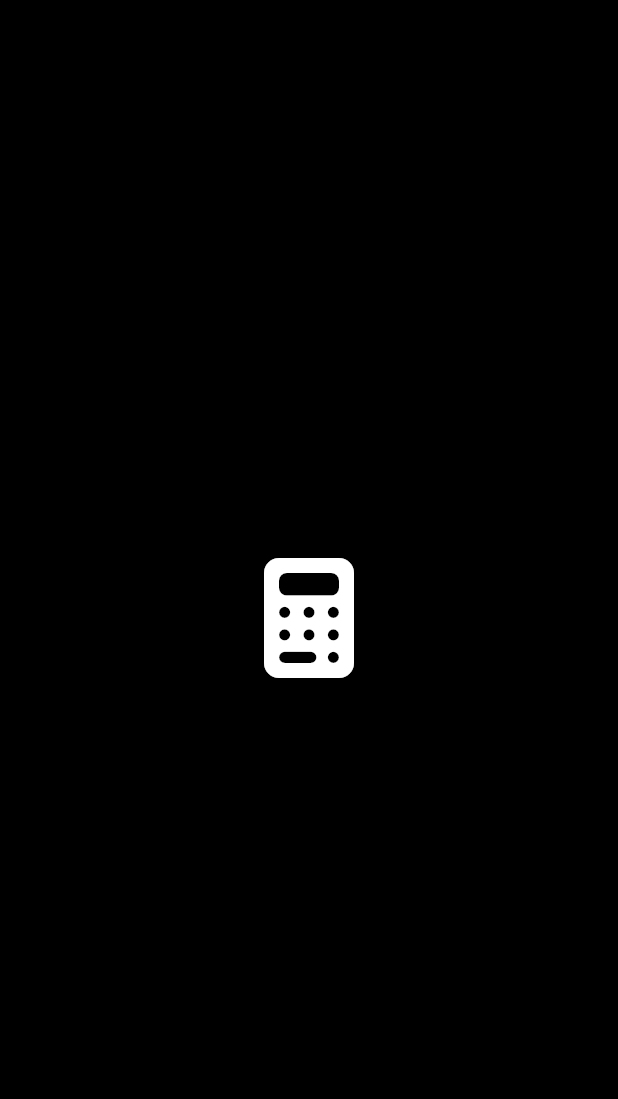
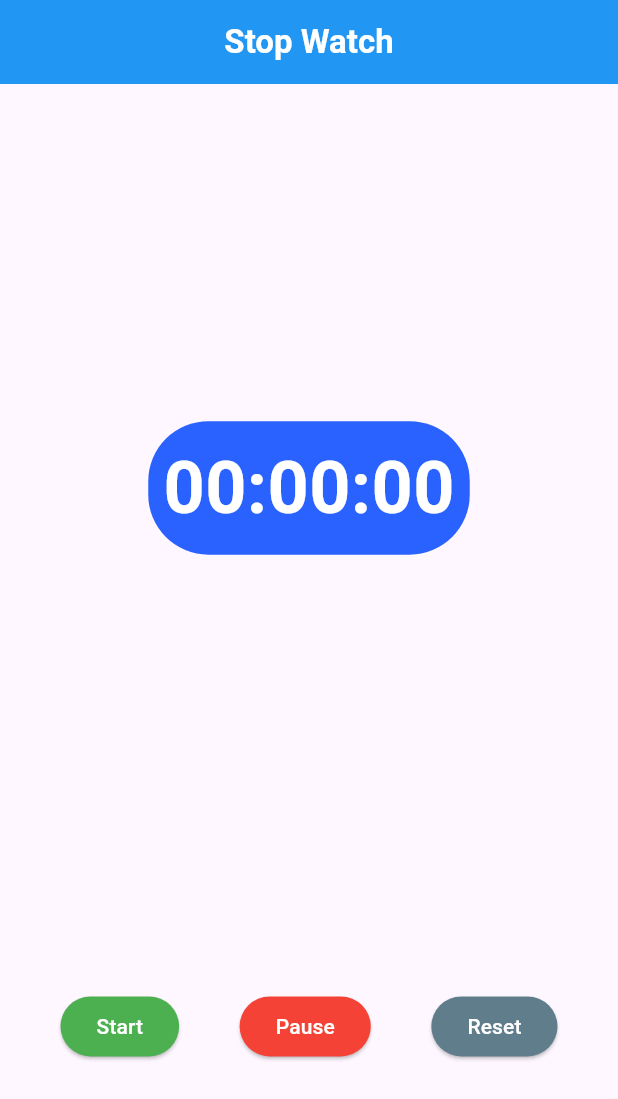
Before and after one commit to ikramullahkhan19/flutter-practice, a Flutter app: the first screen one second after launch, on a phone screen of 412 x 824 dp. Shown: the top 1099 px of the screen. Run offline on Flutter 3.47's test engine with Material 3 defaults, Android fonts, the phone set to English and light mode, and no system bars; our stand-ins replace font_awesome_flutter, math_expressions, weather_icons.

Commit message:
Added StopWatchAPP and StopWatchAppProvider + updated related files

```diff
--- a/lib/main.dart
+++ b/lib/main.dart
@@ -17,6 +17,8 @@ import 'package:flutterpractice/imageViewerFullScreen/imageViewerFullScreenwithp
 import 'package:flutterpractice/movieApp/withProvider/movie_list_screen_p.dart';
 import 'package:flutterpractice/movieApp/withProvider/movie_provider.dart';
 import 'package:flutterpractice/provider/todo_list_provider.dart';
+import 'package:flutterpractice/stopWatchAPP/screens/stop_watch_screen.dart';
+import 'package:flutterpractice/stopWatchAppProvider/utils/stopwatch_provider.dart';
 import 'package:flutterpractice/weatherApp2/screen/w_screen.dart';
 import 'package:flutterpractice/weatherApp2/screen/weather_splash_screen.dart';
 import 'package:flutterpractice/whatApp/chat_list_screen.dart';
@@ -30,6 +32,8 @@ void main() {
       ChangeNotifierProvider(create: (_)=>TodoListProvider()),
       ChangeNotifierProvider(create: (_)=>MovieProvider()),
       ChangeNotifierProvider(create: (_)=>GalleryProvider()),
+      ChangeNotifierProvider(create: (_)=>StopWatchProvider()),
+
 
 
 
@@ -57,7 +61,7 @@ class MyApp extends StatelessWidget {
           colorScheme: ColorScheme.fromSeed(seedColor: Colors.deepPurple)
         // This works for code too, not just values: Most code chang,
       ),
-      home:CalSplashScreen(),
+      home:StopWatchScreenP(),
     );
   }
 }
--- /dev/null
+++ b/lib/stopWatchAPP/screens/stop_watch_screen.dart
@@ -0,0 +1,62 @@
+import 'dart:async';
+import 'package:flutter/material.dart';
+import 'package:flutterpractice/stopWatchAPP/widgets/stop_watch_buttons.dart';
+import 'package:flutterpractice/stopWatchAppProvider/utils/stopwatch_provider.dart';
+import 'package:provider/provider.dart';
+import '../utils/time_formatter.dart';
+
+class StopWatchScreenP extends StatefulWidget {
+  const StopWatchScreenP({super.key});
+
+  @override
+  State<StopWatchScreenP> createState() => _StopWatchScreenPState();
+}
+
+class _StopWatchScreenPState extends State<StopWatchScreenP> {
+
+
+  @override
+  Widget build(BuildContext context) {
+    return Scaffold(
+      appBar: AppBar(
+        title: const Text('Stop Watch',style: TextStyle(color:Colors.white,fontWeight: FontWeight.bold),),
+        centerTitle: true,
+        backgroundColor: Colors.blue,
+      ),
+      body: Column(
+        mainAxisAlignment: MainAxisAlignment.center,
+        children: [
+          Expanded(
+            flex: 3,
+
+            child: Center(
+              child: Container(
+                decoration: BoxDecoration(
+                  borderRadius: BorderRadius.circular(40),
+                  color: Colors.blueAccent[700]
+                ),
+                child: Padding(
+                  padding: const EdgeInsets.all(10.0),
+                  child: Consumer<StopWatchProvider>(
+                    builder: (context,stopWatchProvider,child){
+                      return  Text(
+                      formatTime(stopWatchProvider.elapsedSeconds),
+                      style: const TextStyle(fontSize: 48, fontWeight: FontWeight.bold,color: Colors.white),
+                      );
+                    },
+
+                  ),
+                ),
+              ),
+            ),
+          ),
+          Expanded(
+            child: StopwatchButtons(
+            ),
+          ),
+          const SizedBox(height: 50),
+        ],
+      ),
+    );
+  }
+}
--- /dev/null
+++ b/lib/stopWatchAPP/utils/time_formatter.dart
@@ -0,0 +1,10 @@
+// utils/time_formatter.dart
+String formatTime(int seconds) {
+  final hours = seconds ~/ 3600;
+  final minutes = (seconds % 3600) ~/ 60;
+  final secs = seconds % 60;
+  final hoursStr = hours.toString().padLeft(2, '0');
+  final minutesStr = minutes.toString().padLeft(2, '0');
+  final secondsStr = secs.toString().padLeft(2, '0');
+  return "$hoursStr:$minutesStr:$secondsStr";
+}
--- /dev/null
+++ b/lib/stopWatchAPP/widgets/stop_watch_buttons.dart
@@ -0,0 +1,42 @@
+import 'package:flutter/material.dart';
+import 'package:flutterpractice/stopWatchAppProvider/utils/stopwatch_provider.dart';
+import 'package:provider/provider.dart';
+
+class StopwatchButtons extends StatelessWidget {
+
+
+  const StopwatchButtons({
+    super.key,
+
+  });
+
+  @override
+  Widget build(BuildContext context) {
+    return Consumer<StopWatchProvider>(
+      builder: (context,stopWatchProvider,child){
+        return Row(
+          mainAxisAlignment: MainAxisAlignment.spaceEvenly,
+          children: [
+            ElevatedButton(
+              onPressed: stopWatchProvider.startTimer,
+              style: ElevatedButton.styleFrom(backgroundColor: Colors.green),
+              child: const Text('Start',style: TextStyle(color: Colors.white)),
+            ),
+            ElevatedButton(
+              onPressed: stopWatchProvider.pauseTimer,
+              style: ElevatedButton.styleFrom(backgroundColor: Colors.red),
+              child: const Text('Pause',style: TextStyle(color: Colors.white)),
+            ),
+            ElevatedButton(
+              onPressed: stopWatchProvider.resetTimer,
+              style: ElevatedButton.styleFrom(backgroundColor: Colors.blueGrey),
+              child: const Text('Reset',style: TextStyle(color: Colors.white),),
+            ),
+          ],
+        );
+
+      },
+
+    );
+  }
+}
--- /dev/null
+++ b/lib/stopWatchAppProvider/utils/stopwatch_provider.dart
@@ -0,0 +1,39 @@
+import 'dart:async';
+
+import 'package:flutter/foundation.dart';
+
+class StopWatchProvider with ChangeNotifier {
+  int _elapsedSeconds = 0;
+  int get elapsedSeconds => _elapsedSeconds;
+  Timer? _timer;
+  Timer? get timer => _timer;
+  bool _isRunning = false;
+  bool get isRunning => _isRunning;
+
+  void startTimer() {
+    if (!isRunning) {
+      _timer = Timer.periodic(const Duration(seconds: 1), (Timer t) {
+        _elapsedSeconds++;
+        notifyListeners();
+      });
+
+      _isRunning = true;
+      notifyListeners();
+    }
+  }
+
+  void pauseTimer() {
+    _timer?.cancel();
+
+    _isRunning = false;
+    notifyListeners();
+  }
+
+  void resetTimer() {
+    timer?.cancel();
+
+    _elapsedSeconds = 0;
+    _isRunning = false;
+    notifyListeners();
+  }
+}
--- /dev/null
+++ b/lib/stopWatchAppProvider/widgets/stop_watch_buttons.dart
@@ -0,0 +1,38 @@
+import 'package:flutter/material.dart';
+
+class StopwatchButtons extends StatelessWidget {
+  final VoidCallback onStart;
+  final VoidCallback onPause;
+  final VoidCallback onReset;
+
+  const StopwatchButtons({
+    super.key,
+    required this.onStart,
+    required this.onPause,
+    required this.onReset,
+  });
+
+  @override
+  Widget build(BuildContext context) {
+    return Row(
+      mainAxisAlignment: MainAxisAlignment.spaceEvenly,
+      children: [
+        ElevatedButton(
+          onPressed: onStart,
+          style: ElevatedButton.styleFrom(backgroundColor: Colors.green),
+          child: const Text('Start',style: TextStyle(color: Colors.white)),
+        ),
+        ElevatedButton(
+          onPressed: onPause,
+          style: ElevatedButton.styleFrom(backgroundColor: Colors.red),
+          child: const Text('Pause',style: TextStyle(color: Colors.white)),
+        ),
+        ElevatedButton(
+          onPressed: onReset,
+          style: ElevatedButton.styleFrom(backgroundColor: Colors.blueGrey),
+          child: const Text('Reset',style: TextStyle(color: Colors.white),),
+        ),
+      ],
+    );
+  }
+}
```
Also changed, not shown: lib/stopWatchAppProvider/screens/stop_watch_screen.dart (added, +88 -0 lines), lib/stopWatchAppProvider/utils/time_formatter.dart (added, +10 -0 lines).
